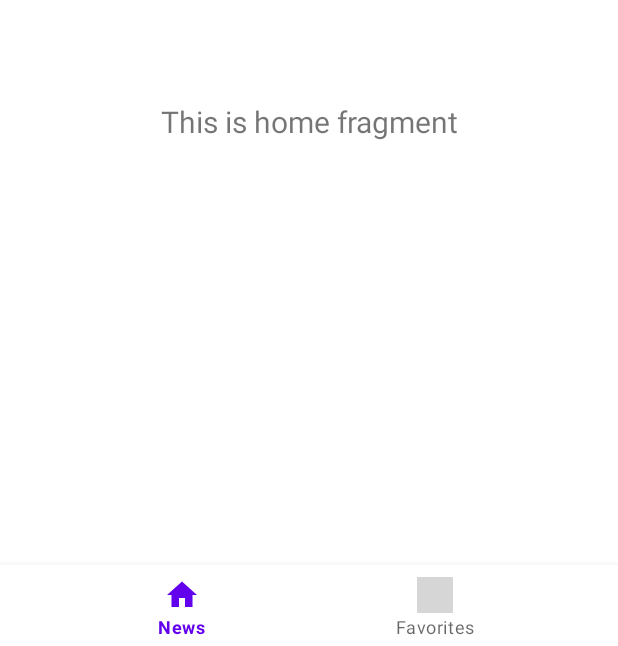
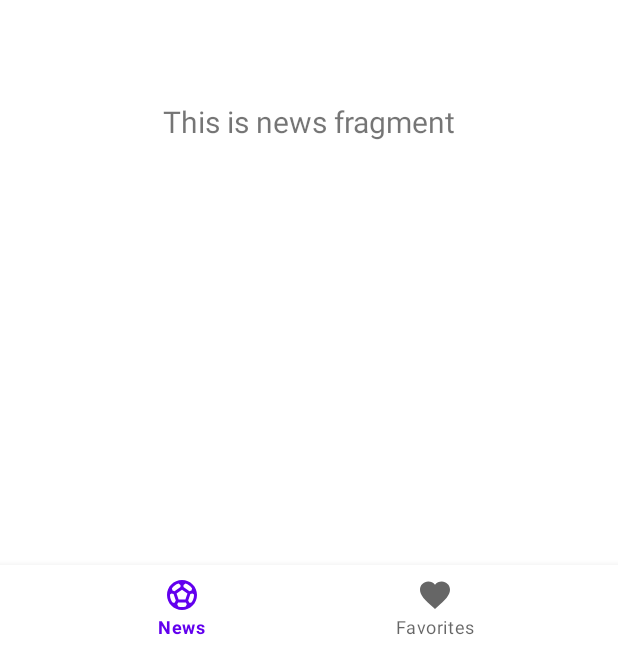
Before and after one commit to EBDitore/App-Nativo-Sobre-Futebol-Feminino-com-Android-Jetpack-e-Java-DIO, an Android app: the screen it shows after launch (MainActivity), on a phone screen of 412 x 824 dp. Shown: the part 587-1233 px from the top of the screen. Run offline under Robolectric (Android 15) with nearby library versions, the phone set to English and light mode, and no system bars; our stand-ins replace navigation-ui; grey boxes are pictures that could not be loaded.

Commit message:
Adicionado CardView

```diff
--- a/app/src/main/java/meu/teste/soccernews/ui/favorites/FavoritesViewModel.java
+++ b/app/src/main/java/meu/teste/soccernews/ui/favorites/FavoritesViewModel.java
@@ -10,7 +10,7 @@ public class FavoritesViewModel extends ViewModel {
 
     public FavoritesViewModel() {
         mText = new MutableLiveData<>();
-        mText.setValue("This is Favorites fragment");
+        mText.setValue("This is favorites fragment");
     }
 
     public LiveData<String> getText() {
--- a/app/src/main/java/meu/teste/soccernews/ui/news/NewsViewModel.java
+++ b/app/src/main/java/meu/teste/soccernews/ui/news/NewsViewModel.java
@@ -10,7 +10,7 @@ public class NewsViewModel extends ViewModel {
 
     public NewsViewModel() {
         mText = new MutableLiveData<>();
-        mText.setValue("This is home fragment");
+        mText.setValue("This is news fragment");
     }
 
     public LiveData<String> getText() {
--- /dev/null
+++ b/app/src/main/res/drawable/ic_favorite.xml
@@ -0,0 +1,10 @@
+<vector xmlns:android="http://schemas.android.com/apk/res/android"
+    android:width="24dp"
+    android:height="24dp"
+    android:viewportWidth="24"
+    android:viewportHeight="24"
+    android:tint="?attr/colorControlNormal">
+  <path
+      android:fillColor="@android:color/white"
+      android:pathData="M12,21.35l-1.45,-1.32C5.4,15.36 2,12.28 2,8.5 2,5.42 4.42,3 7.5,3c1.74,0 3.41,0.81 4.5,2.09C13.09,3.81 14.76,3 16.5,3 19.58,3 22,5.42 22,8.5c0,3.78 -3.4,6.86 -8.55,11.54L12,21.35z"/>
+</vector>
--- a/app/src/main/res/drawable/ic_home_black_24dp.xml
+++ /dev/null
@@ -1,9 +0,0 @@
-<vector xmlns:android="http://schemas.android.com/apk/res/android"
-    android:width="24dp"
-    android:height="24dp"
-    android:viewportWidth="24.0"
-    android:viewportHeight="24.0">
-    <path
-        android:fillColor="#FF000000"
-        android:pathData="M10,20v-6h4v6h5v-8h3L12,3 2,12h3v8z" />
-</vector>
--- /dev/null
+++ b/app/src/main/res/drawable/ic_soccer.xml
@@ -0,0 +1,10 @@
+<vector xmlns:android="http://schemas.android.com/apk/res/android"
+    android:width="24dp"
+    android:height="24dp"
+    android:viewportWidth="24"
+    android:viewportHeight="24"
+    android:tint="?attr/colorControlNormal">
+  <path
+      android:fillColor="@android:color/white"
+      android:pathData="M12,2C6.48,2 2,6.48 2,12c0,5.52 4.48,10 10,10s10,-4.48 10,-10C22,6.48 17.52,2 12,2zM13,5.3l1.35,-0.95c1.82,0.56 3.37,1.76 4.38,3.34l-0.39,1.34l-1.35,0.46L13,6.7V5.3zM9.65,4.35L11,5.3v1.4L7.01,9.49L5.66,9.03L5.27,7.69C6.28,6.12 7.83,4.92 9.65,4.35zM7.08,17.11l-1.14,0.1C4.73,15.81 4,13.99 4,12c0,-0.12 0.01,-0.23 0.02,-0.35l1,-0.73L6.4,11.4l1.46,4.34L7.08,17.11zM14.5,19.59C13.71,19.85 12.87,20 12,20s-1.71,-0.15 -2.5,-0.41l-0.69,-1.49L9.45,17h5.11l0.64,1.11L14.5,19.59zM14.27,15H9.73l-1.35,-4.02L12,8.44l3.63,2.54L14.27,15zM18.06,17.21l-1.14,-0.1l-0.79,-1.37l1.46,-4.34l1.39,-0.47l1,0.73C19.99,11.77 20,11.88 20,12C20,13.99 19.27,15.81 18.06,17.21z"/>
+</vector>
--- a/app/src/main/res/layout/activity_main.xml
+++ b/app/src/main/res/layout/activity_main.xml
@@ -25,9 +25,11 @@
         android:layout_height="match_parent"
         app:defaultNavHost="true"
         app:layout_constraintBottom_toTopOf="@id/nav_view"
+        app:layout_constraintHorizontal_bias="1.0"
         app:layout_constraintLeft_toLeftOf="parent"
         app:layout_constraintRight_toRightOf="parent"
         app:layout_constraintTop_toTopOf="parent"
+        app:layout_constraintVertical_bias="1.0"
         app:navGraph="@navigation/mobile_navigation" />
 
 </androidx.constraintlayout.widget.ConstraintLayout>
--- a/app/src/main/res/menu/bottom_nav_menu.xml
+++ b/app/src/main/res/menu/bottom_nav_menu.xml
@@ -3,12 +3,12 @@
 
     <item
         android:id="@+id/navigation_home"
-        android:icon="@drawable/ic_home_black_24dp"
+        android:icon="@drawable/ic_soccer"
         android:title="@string/title_news" />
 
     <item
         android:id="@+id/navigation_Favorites"
-        android:icon="@drawable/ic_Favorites_black_24dp"
+        android:icon="@drawable/ic_favorite"
         android:title="@string/title_favorites" />
 
 </menu>
```
Also changed, not shown: app/src/main/res/drawable/ic_dashboard_black_24dp.xml (deleted, +0 -9 lines), app/src/main/res/drawable/ic_notifications_black_24dp.xml (deleted, +0 -9 lines), app/src/main/res/layout/news_item.xml (added, +56 -0 lines).
